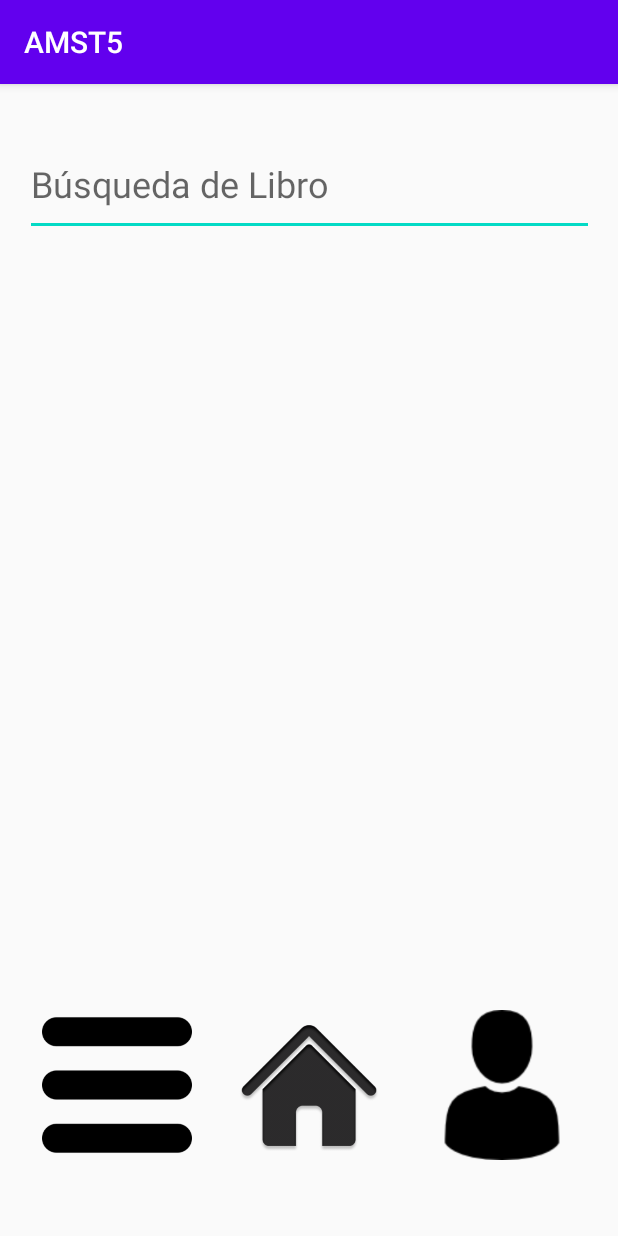
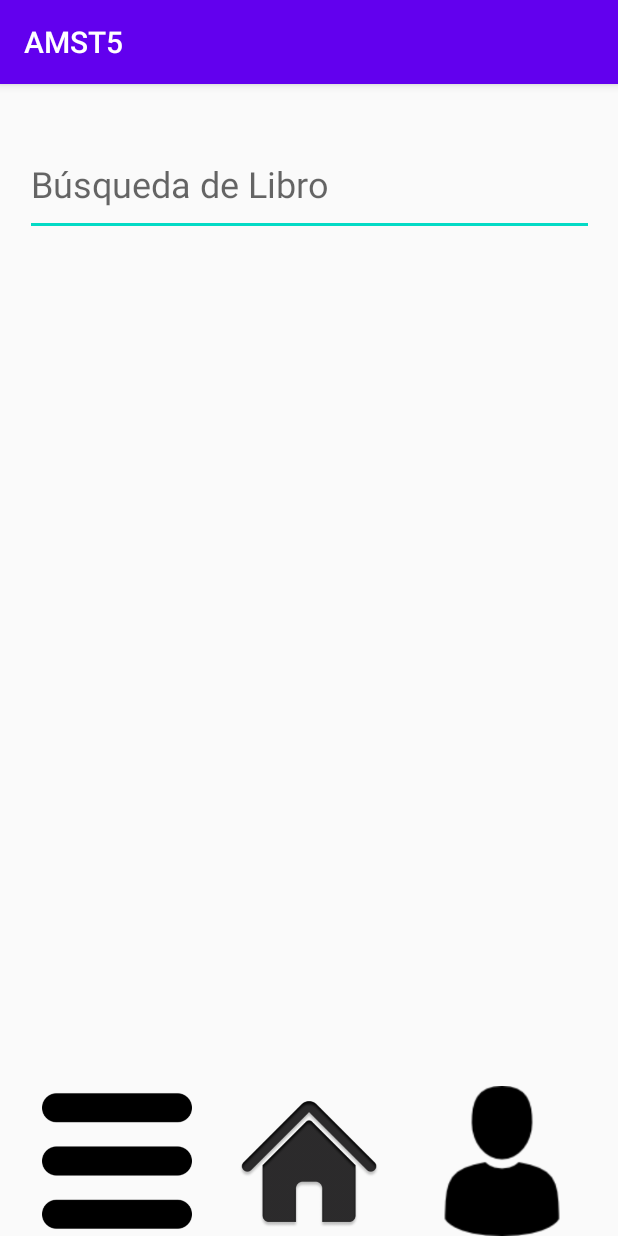
Before and after one commit to jaimemoransantos/PST_TA5_G5, an Android app: the Principal screen opened directly, with no data from a screen before it, on a phone screen of 412 x 824 dp. Run offline under Robolectric (Android 15) with nearby library versions, the phone set to English and light mode, and no system bars; Roboto replaces fonts that are not available here.

Commit message:
Edicion de lo que pidio Alex version 2

```diff
--- a/app/src/main/res/layout/activity_principal.xml
+++ b/app/src/main/res/layout/activity_principal.xml
@@ -41,14 +41,12 @@
         android:id="@+id/principal"
         android:layout_width="100dp"
         android:layout_height="100dp"
-        android:layout_marginTop="8dp"
         android:background="#00FFFFFF"
         android:contentDescription="@null"
         android:scaleType="fitCenter"
         app:layout_constraintBottom_toBottomOf="parent"
         app:layout_constraintEnd_toEndOf="parent"
         app:layout_constraintStart_toStartOf="parent"
-        app:layout_constraintTop_toBottomOf="@+id/scrollView2"
         app:srcCompat="@drawable/home" />
 
     <ImageButton
```
